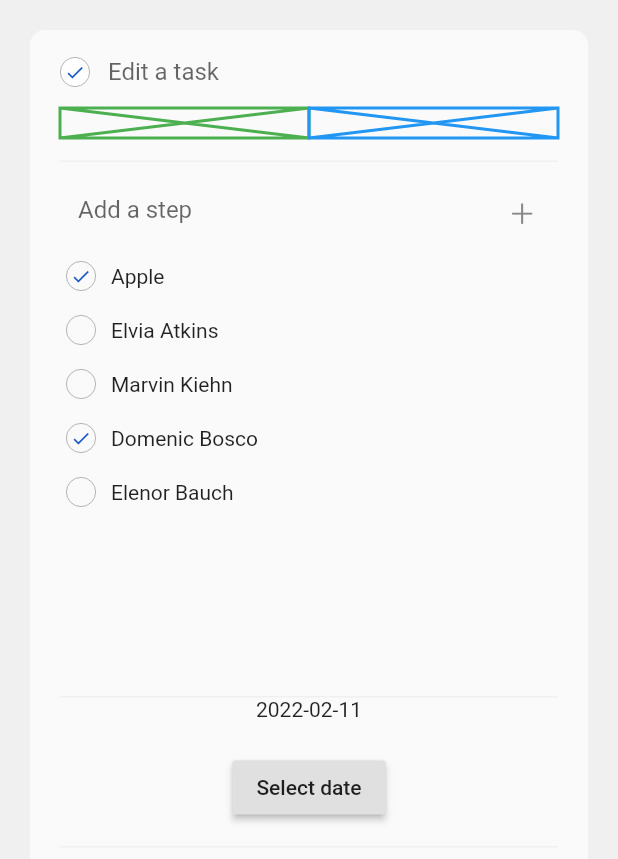
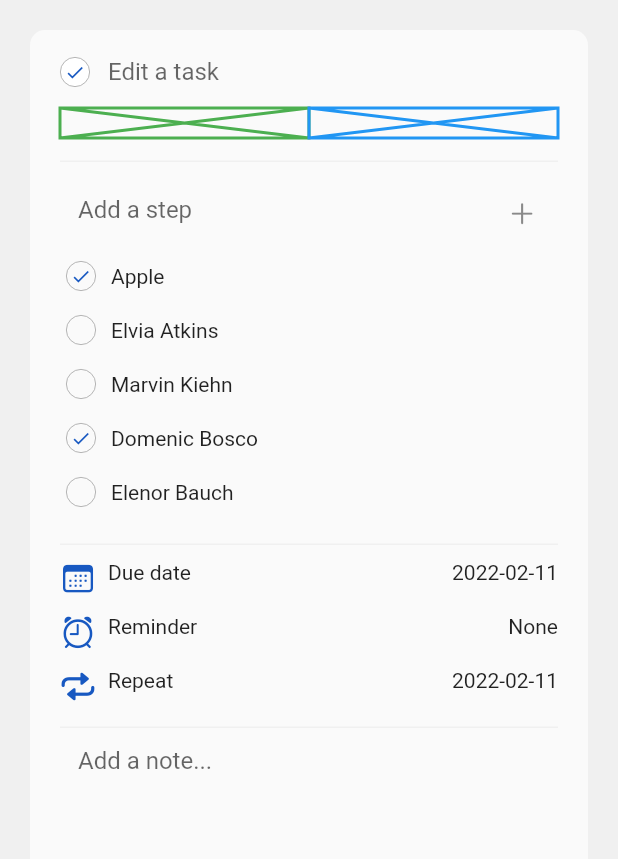
Before and after one commit to geekfabio/todo_bloc, a Flutter app: the screen it shows after launch, on a phone screen of 412 x 824 dp. Shown: the top 859 px of the screen. Run offline on Flutter 3.47's test engine with Material 2 defaults, Android fonts, the phone set to English and light mode, and no system bars; our stand-ins replace bloc, equatable, flutter_bloc, formz.

Commit message:
finish add note...

```diff
--- a/lib/todo_bloc/presentation/screens/home/components/todo_navbar/todo_navbar.dart
+++ b/lib/todo_bloc/presentation/screens/home/components/todo_navbar/todo_navbar.dart
@@ -20,11 +20,10 @@ class _TodoNavBarState extends State<TodoNavBar> {
   DateTime selectedDate = DateTime.now();
   Future<void> _selectDate(BuildContext context) async {
     final DateTime? picked = await showDatePicker(
-      context: context,
-      firstDate: selectedDate,
-      initialDate: DateTime(2020, 1),
-      lastDate: DateTime(selectedDate.year + 5, 8),
-    );
+        context: context,
+        firstDate: DateTime.now(),
+        initialDate: selectedDate,
+        lastDate: DateTime(2101));
     if (picked != null && picked != selectedDate) {
       setState(() {
         selectedDate = picked;
@@ -114,20 +113,92 @@ class _TodoNavBarState extends State<TodoNavBar> {
                     ),
                   ),
                 const BorderContainer(),
-                Column(
-                  mainAxisSize: MainAxisSize.min,
+                const SizedBox(
+                  height: 10.0,
+                ),
+
+                //DATE PICKER
+                Row(
+                  crossAxisAlignment: CrossAxisAlignment.start,
+                  mainAxisAlignment: MainAxisAlignment.start,
                   children: <Widget>[
+                    Icon(
+                      CupertinoIcons.calendar,
+                      color: Theme.of(context).primaryColor,
+                    ),
+                    const SizedBox(
+                      width: Insets.sm,
+                    ),
+                    const Text('Due date'),
+                    const Spacer(),
                     Text("${selectedDate.toLocal()}".split(' ')[0]),
-                    SizedBox(
-                      height: 20.0,
+                  ],
+                ).ripple(() => _selectDate(context)),
+                //Reminder
+                Padding(
+                  padding: const EdgeInsets.symmetric(vertical: Insets.md),
+                  child: Row(
+                    crossAxisAlignment: CrossAxisAlignment.start,
+                    mainAxisAlignment: MainAxisAlignment.start,
+                    children: <Widget>[
+                      Icon(
+                        CupertinoIcons.alarm,
+                        color: Theme.of(context).primaryColor,
+                      ),
+                      const SizedBox(
+                        width: Insets.sm,
+                      ),
+                      const Text('Reminder'),
+                      const Spacer(),
+                      const Text("None"),
+                    ],
+                  ).ripple(() => _selectDate(context)),
+                ),
+                //TAG
+                Row(
+                  crossAxisAlignment: CrossAxisAlignment.start,
+                  mainAxisAlignment: MainAxisAlignment.start,
+                  children: <Widget>[
+                    Icon(
+                      CupertinoIcons.repeat,
+                      color: Theme.of(context).primaryColor,
                     ),
-                    RaisedButton(
-                      onPressed: () => _selectDate(context),
-                      child: Text('Select date'),
+                    const SizedBox(
+                      width: Insets.sm,
                     ),
+                    const Text('Repeat'),
+                    const Spacer(),
+                    Text("${selectedDate.toLocal()}".split(' ')[0]),
                   ],
+                ).ripple(() => _selectDate(context)),
+                const BorderContainer(),
+                Flexible(
+                  fit: FlexFit.loose,
+                  child: Row(
+                    crossAxisAlignment: CrossAxisAlignment.start,
+                    mainAxisAlignment: MainAxisAlignment.start,
+                    children: <Widget>[
+                      Expanded(
+                        flex: 1,
+                        child: TextField(
+                          maxLength: 300,
+                          minLines: 3,
+                          maxLines: 10,
+                          onChanged: (value) {},
+                          decoration: InputDecoration(
+                            fillColor:
+                                Theme.of(context).scaffoldBackgroundColor,
+                            hintText: "Add a note...",
+                            counterText: "",
+                            filled: true,
+                            border: InputBorder.none,
+                            focusedBorder: InputBorder.none,
+                          ),
+                        ),
+                      ),
+                    ],
+                  ),
                 ),
-                const BorderContainer(),
               ],
             ),
           ),
@@ -215,7 +286,6 @@ class TodoContent extends StatelessWidget {
                       ),
                     ),
                   ),
-                  //  if (widget.model.tag != null)
                 ],
               ),
             ),
```
